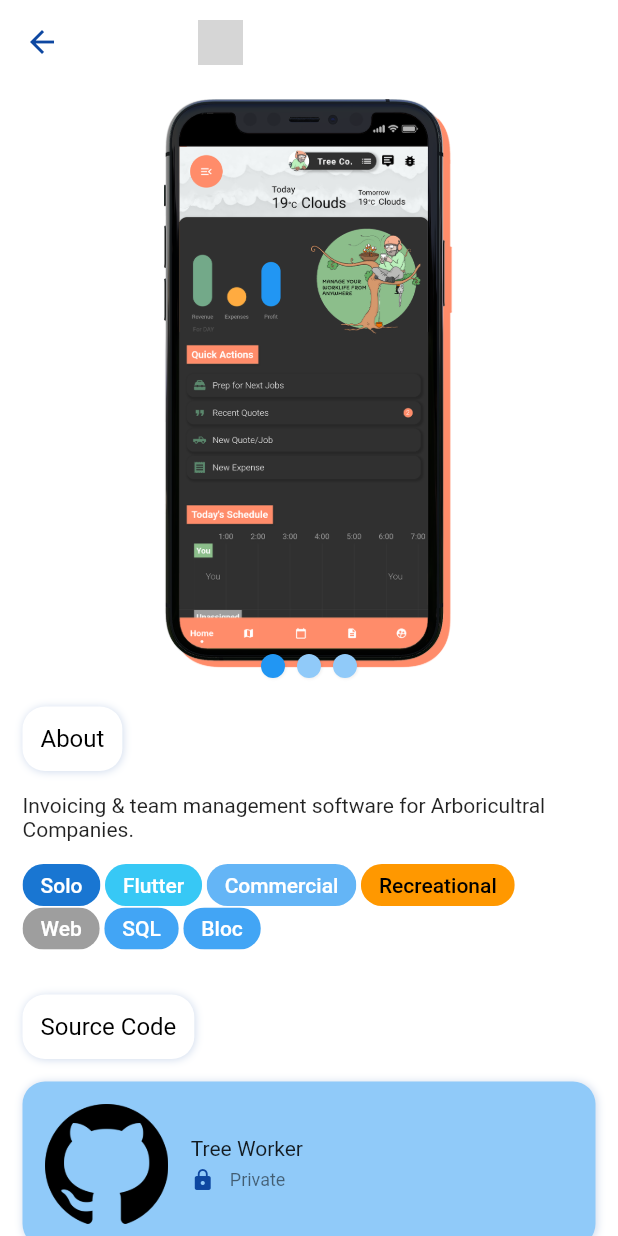
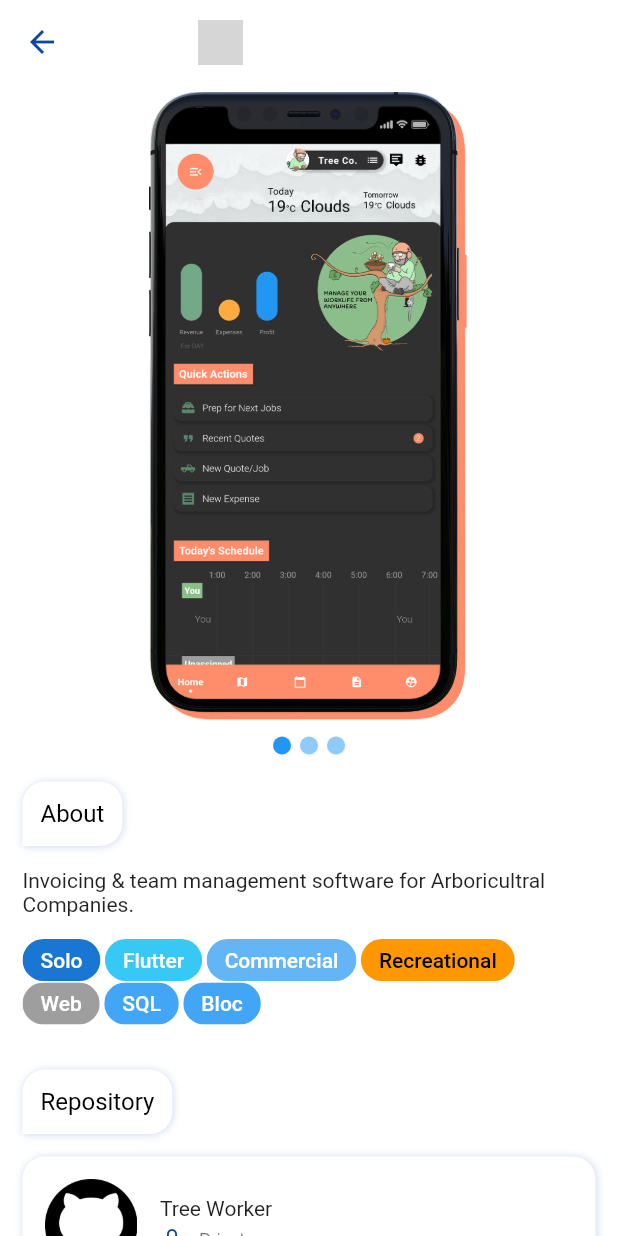
Before and after one commit to Cressplant/project_portfolio, a Flutter app: the screen it shows after launch, after a tap on "Solo", on a phone screen of 412 x 824 dp. Run offline on Flutter 3.47's test engine with Material 2 defaults, Android fonts, the phone set to English and light mode, and no system bars; our stand-ins replace modal_bottom_sheet; network calls fail; grey boxes are pictures that could not be loaded.

Commit message:
Changed Default Decoration

```diff
--- a/lib/views/business_logic/models/project.dart
+++ b/lib/views/business_logic/models/project.dart
@@ -6,6 +6,7 @@ class Project {
   final String title;
   final String logo;
   final String coverImage;
+  final Color coverBackgroundColor;
   final List<String> screenshots;
   final String description;
   final List<Tag> tags;
@@ -17,6 +18,7 @@ class Project {
       {required this.title,
       required this.logo,
       required this.coverImage,
+      required this.coverBackgroundColor,
       required this.screenshots,
       required this.description,
       required this.tags,
@@ -30,6 +32,7 @@ class Project {
         logo: _map['logo'] ?? '', // TODO: add placeholder
         description: _map['description'] ?? '',
         coverImage: _map['coverImage'], // TODO: add placeholder
+        coverBackgroundColor: Color(_map['coverBackgroundColor']),
         screenshots: _map['screenshots'] ?? [],
         primaryColor: Color(_map['primaryColor']),
         accentColor: Color(_map['accentColor']),
--- a/lib/views/business_logic/utils/decoration.dart
+++ b/lib/views/business_logic/utils/decoration.dart
@@ -1,8 +1,10 @@
 import 'package:flutter/material.dart';
 
-BoxDecoration defaultDecoration(BuildContext context) => BoxDecoration(
+BoxDecoration customDecoration(BuildContext context, { BorderRadius borderRadius = const BorderRadius.only(topRight: Radius.circular(15.0), topLeft: Radius.circular(15.0), bottomRight: Radius.circular(15.0)) }) => BoxDecoration(
       color: Theme.of(context).cardColor,
-      borderRadius: BorderRadius.circular(15.0),
+      // borderRadius: flatBottom ? BorderRadius.vertical( top: Radius.circular(15.0) ) : BorderRadius.circular(15.0),
+      // borderRadius: flatBottom ? BorderRadius.horizontal( right: Radius.circular(15.0) ) : BorderRadius.circular(15.0),
+      borderRadius: borderRadius,
       boxShadow: [
         BoxShadow(
             // color: Colors.black12,
--- a/lib/views/ui/screens/home_screen.dart
+++ b/lib/views/ui/screens/home_screen.dart
@@ -6,6 +6,7 @@ import 'package:project_portfolio/views/ui/overlays/handshake_overlay.dart';
 import 'package:project_portfolio/views/utils/custom_title.dart';
 import 'package:project_portfolio/views/utils/custom_card.dart';
 import 'package:project_portfolio/views/utils/project_tile.dart';
+import 'package:url_launcher/url_launcher.dart';
 
 class HomeScreen extends StatefulWidget {
   @override
@@ -33,7 +34,6 @@ class _HomeScreenState extends State<HomeScreen> {
   Widget build(BuildContext context) {
     ThemeData _theme = Theme.of(context);
     double _width = MediaQuery.of(context).size.width;
-    bool _mobile = true; // checkMobile(context); //!
 
     return SafeArea(
       child: Scaffold(
@@ -63,6 +63,16 @@ class _HomeScreenState extends State<HomeScreen> {
                             IconButton(
                               icon: Icon(Icons.phone),
                               onPressed: () {},
+                            ),
+                            IconButton(
+                              // icon: Icon(Icons.linkedIn), //! TODO ADD
+                              icon: Image.asset('images/linkedin_logo.png', height: 26.0),
+                              onPressed: () async {
+                                String _url = 'https://www.linkedin.com/in/oscar-newman-21b84312a/';
+                                if (await canLaunch(_url)) {
+                                  await launch(_url);
+                                }
+                              },
                             ),
                           ],
                         ),
--- a/lib/views/ui/screens/project_screen.dart
+++ b/lib/views/ui/screens/project_screen.dart
@@ -28,6 +28,7 @@ class _ProjectScreenState extends State<ProjectScreen> {
   @override
   Widget build(BuildContext context) {
     ThemeData _theme = Theme.of(context);
+    double _screenshotHeight = 450.0;
 
     return Scaffold(
       backgroundColor: _theme.cardColor,
@@ -49,19 +50,19 @@ class _ProjectScreenState extends State<ProjectScreen> {
       ),
       body: SingleChildScrollView(
         // padding: EdgeInsets.all(15.0),
-        child: Align(
-          alignment: Alignment(-0.3, 0.0),
+        child: Center(
+          // alignment: Alignment(-0.3, 0.0),
           child: ConstrainedBox(
             constraints: BoxConstraints(maxWidth: 700.0),
             child: Column(
               children: [
                 if (widget._project.screenshots.isNotEmpty)
                   SizedBox(
-                    height: 400.0,
+                    height: _screenshotHeight,
                     child: Stack(
                       children: [
                         Padding(
-                          padding: const EdgeInsets.symmetric(vertical: 10.0),
+                          padding: const EdgeInsets.only(top: 5.0, bottom: 25.0),
                           child: PageView(
                               controller: _screenshotPageController,
                               onPageChanged: (_index) {
@@ -81,7 +82,7 @@ class _ProjectScreenState extends State<ProjectScreen> {
                           child: IgnorePointer(
                             child: Container(
                               width: 40.0,
-                              height: 400.0,
+                              height: _screenshotHeight,
                               decoration: BoxDecoration(
                                   gradient: LinearGradient(
                                       colors: [_theme.cardColor, _theme.cardColor.withOpacity(0.0)], begin: Alignment.centerLeft, end: Alignment.centerRight)),
@@ -93,18 +94,25 @@ class _ProjectScreenState extends State<ProjectScreen> {
                           child: IgnorePointer(
                             child: Container(
                               width: 40.0,
-                              height: 400.0,
+                              height: _screenshotHeight,
                               decoration: BoxDecoration(
                                   gradient: LinearGradient(
                                       colors: [_theme.cardColor, _theme.cardColor.withOpacity(0.0)], begin: Alignment.centerRight, end: Alignment.centerLeft)),
                             ),
                           ),
                         ),
-                        Align(
-                            alignment: Alignment.bottomCenter,
-                            child: Row(
-                                mainAxisSize: MainAxisSize.min,
-                                children: [for (int i = 0; i < widget._project.screenshots.length; i++) PageViewIndicator(active: i == _screenshotIndex)]))
+                        if (widget._project.screenshots.length > 1)
+                          Align(
+                              alignment: Alignment.bottomCenter,
+                              child: Row(
+                                  mainAxisSize: MainAxisSize.min,
+                                  children: [for (int i = 0; i < widget._project.screenshots.length; i++)
+                                  PageViewIndicator(
+                                    active: i == _screenshotIndex,
+                                    onPressed: (){
+                                      _screenshotPageController.animateToPage(i, duration: Duration(milliseconds: 250), curve: Curves.easeIn);
+                                    },
+                                  )]))
                       ],
                     ),
                   ),
@@ -119,9 +127,9 @@ class _ProjectScreenState extends State<ProjectScreen> {
                       mediumVerticalSpacer,
                       TagWrap(widget._project.tags),
                       largeVerticalSpacer,
-                      CustomTitle(title: 'Source Code'),
+                      CustomTitle(title: 'Repository'),
                       mediumVerticalSpacer,
-                      GitHubCard(project: widget._project)
+                      Center(child: GitHubCard(project: widget._project))
                     ],
                   ),
                 )
--- a/lib/views/utils/custom_card.dart
+++ b/lib/views/utils/custom_card.dart
@@ -8,6 +8,18 @@ class CustomCard extends StatelessWidget {
 
   @override
   Widget build(BuildContext context) {
-    return Container(decoration: defaultDecoration(context), padding: EdgeInsets.all(12.0), child: child);
+    //? Trial one side flat edge?
+    // return Stack(
+    //   children: [
+    //     Container(decoration: defaultDecoration(context), padding: EdgeInsets.all(12.0), child: child),
+    //     Align(
+    //       alignment: Alignment.centerLeft,
+    //       child: Container(
+    //         width: ,
+    //       ))
+    //   ],
+    // );
+
+    return Container(decoration: customDecoration(context), padding: EdgeInsets.all(12.0), child: child);
   }
 }
--- a/lib/views/utils/custom_title.dart
+++ b/lib/views/utils/custom_title.dart
@@ -13,6 +13,7 @@ class CustomTitle extends StatelessWidget {
     ThemeData _theme = Theme.of(context);
     // TextStyle? _titleStyle = _theme.textTheme.headline3;
     // double _textSize = _titleStyle?.fontSize ?? 10;
+
 
     return CustomCard(
         child: Row(
--- a/lib/views/utils/floating_modal.dart
+++ b/lib/views/utils/floating_modal.dart
@@ -16,7 +16,7 @@ class FloatingModal extends StatelessWidget {
           child: Material(
             color: backgroundColor,
             clipBehavior: Clip.antiAlias,
-            borderRadius: BorderRadius.circular(12),
+            borderRadius: BorderRadius.only( topRight: Radius.circular(15.0), topLeft: Radius.circular(15.0), bottomRight: Radius.circular(15.0) ),
             child: child,
           ),
         ),
--- a/lib/views/utils/github_card.dart
+++ b/lib/views/utils/github_card.dart
@@ -17,25 +17,20 @@ class GitHubCard extends StatelessWidget {
     bool _public = project.repositoryLink != null;
 
     return Container(
-      constraints: BoxConstraints(maxWidth: 500.0),
+      // constraints: BoxConstraints(maxWidth: 400.0),
       // decoration: BoxDecoration(
       //   borderRadius: BorderRadius.circular(10.0),
       //   color: _public ? _theme.cardColor : _theme.backgroundColor,
       //   boxShadow: defaultBoxShadow(context)
       // ),
-      decoration: defaultDecoration(context).copyWith(
-        color: _public ? _theme.cardColor : _theme.backgroundColor,
-      ),
+      decoration: customDecoration(context).copyWith(
+          // color: _public ? _theme.cardColor : _theme.backgroundColor,
+          color: _theme.cardColor),
       child: InkWell(
         onTap: _public
             ? () async {
                 if (await canLaunch(project.repositoryLink ?? '')) {
-                  await launch(
-                    project.repositoryLink ?? '',
-                    forceSafariVC: true,
-                    forceWebView: true,
-                    headers: <String, String>{'my_header_key': 'my_header_value'},
-                  );
+                  await launch(project.repositoryLink ?? '');
                 }
               }
             : null,
@@ -48,7 +43,7 @@ class GitHubCard extends StatelessWidget {
               children: [
                 Image.asset(
                   'images/github_logo.png',
-                  height: 80.0,
+                  height: 60.0,
                 ),
                 SizedBox(
                   width: 15.0,
--- a/lib/views/utils/pageview_indicator.dart
+++ b/lib/views/utils/pageview_indicator.dart
@@ -6,8 +6,8 @@ class PageViewIndicator extends StatelessWidget {
   PageViewIndicator({
     required this.active,
     this.onPressed,
-    this.padding = const EdgeInsets.all(4.0),
-    this.radius = 8
+    this.padding = const EdgeInsets.all(3.0),
+    this.radius = 6
     });
 
   final bool active;
--- a/lib/views/utils/project_tile.dart
+++ b/lib/views/utils/project_tile.dart
@@ -32,7 +32,7 @@ class ProjectTile extends StatelessWidget {
             Container(
               height: _mobile ? 240.0 : 260.0,
               decoration: BoxDecoration(
-                  color: project.accentColor,
+                  color: project.coverBackgroundColor,
                   // borderRadius: BorderRadius.circular(15),
 
                   image: DecorationImage(alignment: Alignment.bottomCenter, fit: BoxFit.contain, image: AssetImage(project.coverImage)) //! CONVERT TO NETWORK IMAGE
```
Also changed, not shown: lib/views/business_logic/services/database.dart (+9 -5 lines), images/linkedin_logo.png (added), images/sun_bear_blinds_cover.jpg (added), images/sun_bear_blinds_cover.png (deleted).
